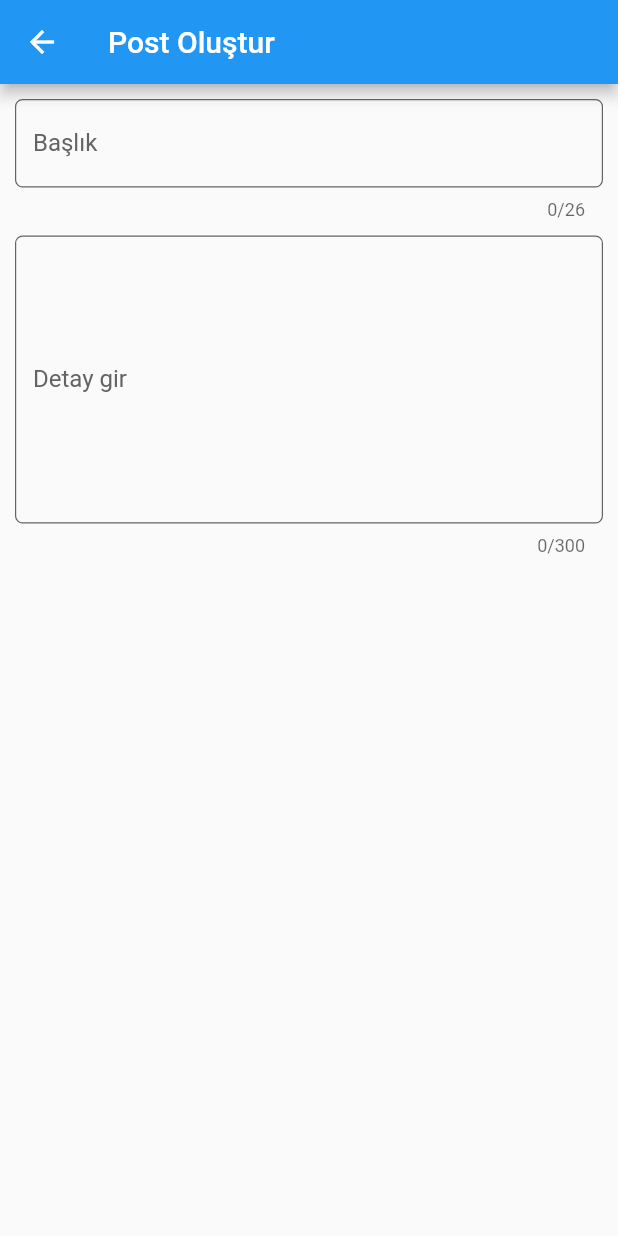
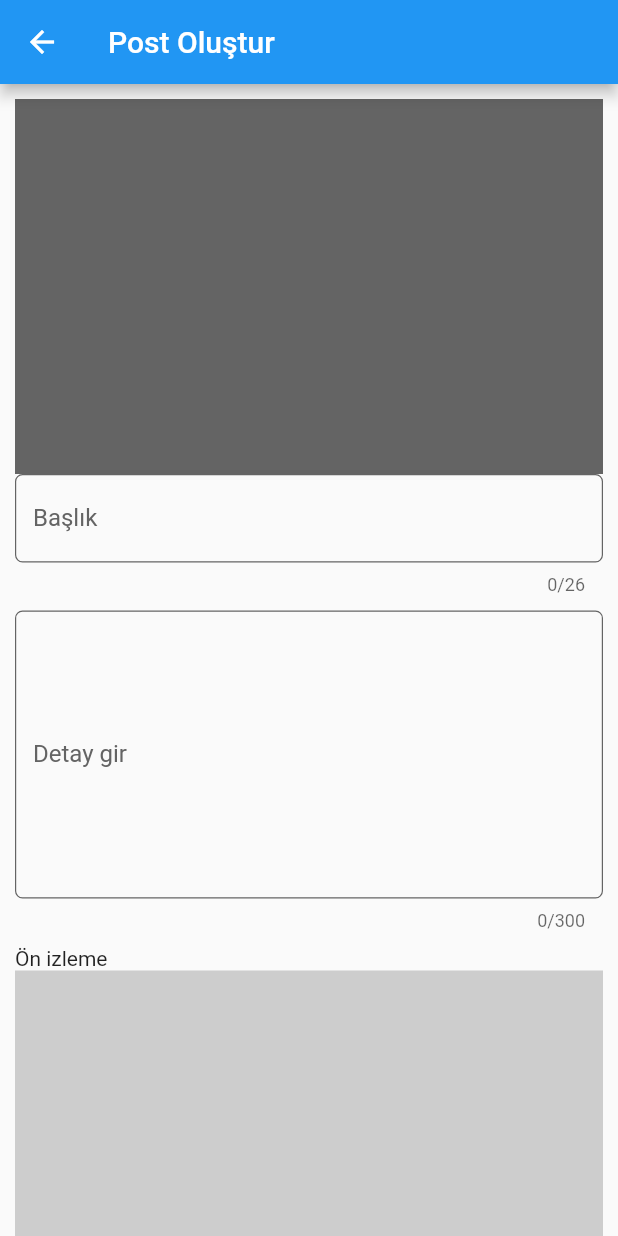
Before and after one commit to behemehal/GEE, a Flutter app: the CreatePost screen opened directly, on a phone screen of 412 x 824 dp. Run offline on Flutter 3.47's test engine with Material 2 defaults, Android fonts, the phone set to English and light mode, and no system bars; our stand-ins replace shared_preferences; accounts and stored records are empty.

```diff
--- a/lib/pages/create_post.dart
+++ b/lib/pages/create_post.dart
@@ -1,4 +1,6 @@
 import 'package:flutter/material.dart';
+import 'package:gee/pages/home_page.dart';
+import 'package:gee/utils/markdown_formatter.dart';
 
 class CreatePost extends StatefulWidget {
   CreatePost(
@@ -20,6 +22,17 @@ class CreatePostState extends State<CreatePost> {
   bool edit;
   String postID;
 
+  TextEditingController name = TextEditingController();
+  TextEditingController detail = TextEditingController();
+
+  @override
+  Widget init() {
+    super.initState();
+    detail.addListener(() {
+      setState(() {});
+    });
+  }
+
   @override
   Widget build(BuildContext context) {
     return Scaffold(
@@ -28,8 +41,16 @@ class CreatePostState extends State<CreatePost> {
       ),
       body: Container(
         margin: EdgeInsets.only(left: 10, right: 10, top: 10),
+        child: SingleChildScrollView(
           child: Column(
+            mainAxisSize: MainAxisSize.max,
             children: [
+              Container(
+                padding: EdgeInsets.only(top: 20),
+                width: 500,
+                height: 250,
+                color: Color.fromRGBO(100, 100, 100, 1),
+              ),
               TextField(
                 decoration: InputDecoration(
                   labelText: "Başlık",
@@ -39,6 +60,7 @@ class CreatePostState extends State<CreatePost> {
               Padding(
                 padding: EdgeInsets.only(bottom: 10, top: 10),
                 child: TextField(
+                  controller: detail,
                   maxLines: 8,
                   maxLength: 300,
                   autocorrect: false,
@@ -47,7 +69,40 @@ class CreatePostState extends State<CreatePost> {
                   ),
                 ),
               ),
+              Container(
+                width: MediaQuery.of(context).size.width,
+                child: Text(
+                  "Ön izleme",
+                  textAlign: TextAlign.start,
+                ),
+              ),
+              Container(
+                width: MediaQuery.of(context).size.width,
+                color: Color.fromRGBO(100, 100, 100, .3),
+                height: 250,
+                child: MarkdownFormatter(detail.text),
+              ),
+              Container(
+                padding: EdgeInsets.only(top: 50, bottom: 20),
+                child: ElevatedButton.icon(
+                  style: ElevatedButton.styleFrom(primary: Color.fromRGBO(158, 1, 49, 1)),
+                  onPressed: () {
+                    Navigator.push(
+                      context,
+                      MaterialPageRoute(
+                        builder: (context) => HomePage(),
+                      ),
+                    );
+                  },
+                  icon: Icon(Icons.send, size: 12),
+                  label: Text(
+                    "Gönder",
+                    style: TextStyle(fontSize: 12.0, color: Colors.white),
+                  ),
+                ),
+              ),
             ],
+          ),
         ),
       ),
     );
```
Also changed, not shown: lib/pages/home_page.dart (+6 -2 lines). Lines whose indentation alone changed are shown as unchanged.
